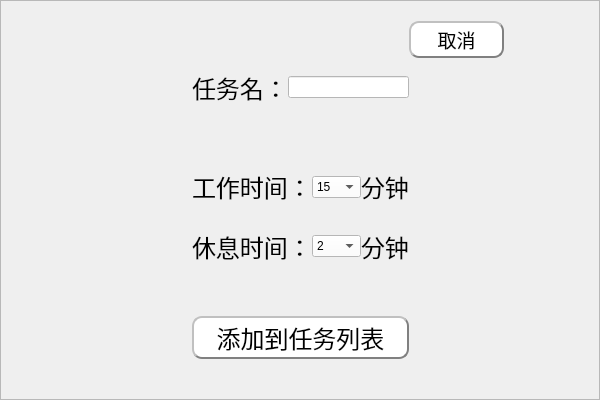
MeoRinLime/TomClock, file TomClock_QtCreator/screenUi/createmissionwindow.ui: the form before one commit.
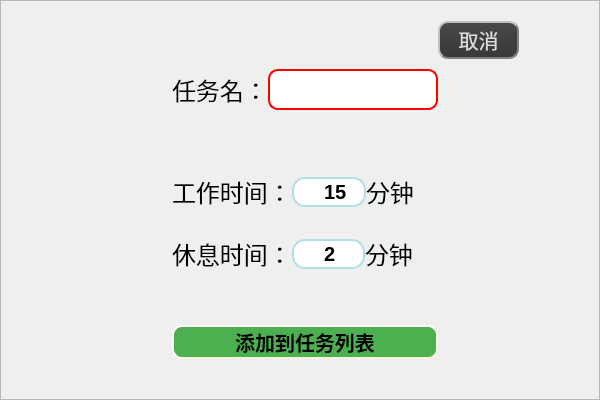
The form after the commit. Icons and pictures are not drawn.

```diff
--- a/TomClock_QtCreator/screenUi/createmissionwindow.ui
+++ b/TomClock_QtCreator/screenUi/createmissionwindow.ui
@@ -193,7 +193,8 @@
            </sizepolicy>
           </property>
           <property name="styleSheet">
-           <string notr="true">background-color: transparent;</string>
+           <string notr="true">background-color: transparent;
+font-size: 14px</string>
           </property>
           <property name="text">
            <string>&lt;html&gt;&lt;head/&gt;&lt;body&gt;&lt;p&gt;&lt;span style=&quot; font-size:18pt;&quot;&gt;任务名：&lt;/span&gt;&lt;/p&gt;&lt;/body&gt;&lt;/html&gt;</string>
@@ -209,8 +210,19 @@
            </sizepolicy>
           </property>
           <property name="styleSheet">
-           <string notr="true">font: 290 18pt &quot;微软雅黑 Light&quot;;
-background-color: rgb(255, 255, 255);</string>
+           <string notr="true">QLineEdit {
+	/* 外边框 */
+	border:2px solid red;
+	/* 倒角 */
+	border-radius: 10px;
+	/*  内边框:上下和左右的距离*/
+	padding: 10 8px;
+	/* 选中高亮背色 */
+	selection-background-color:blue;
+	min-width:150px;
+	min-height:17px;
+}
+</string>
           </property>
           <property name="text">
            <string/>
@@ -229,6 +241,11 @@
             <verstretch>0</verstretch>
            </sizepolicy>
           </property>
+          <property name="font">
+           <font>
+            <pointsize>11</pointsize>
+           </font>
+          </property>
           <property name="styleSheet">
            <string notr="true">background-color: transparent;</string>
           </property>
@@ -246,8 +263,26 @@
            </sizepolicy>
           </property>
           <property name="styleSheet">
-           <string notr="true">font: 290 18pt &quot;微软雅黑 Light&quot;;
-background-color: rgb(255, 255, 255);</string>
+           <string notr="true">QComboBox {
+    font-family: &quot;Microsoft YaHei&quot;;
+    font-size: 20px;
+    color: #000000;
+    font-weight: bold;
+    padding-left: 30px;
+    border-width: 2px;
+    border-style: solid;
+    border-color: #B0E0E6;
+    border-top-left-radius: 13px;
+    border-bottom-left-radius: 13px;
+    border-bottom-right-radius: 13px;
+    border-top-right-radius: 13px;
+}
+QComboBox::drop-down {
+    border: null;
+}
+QComboBox::down-arrow {
+    border: null;
+}</string>
           </property>
           <item>
            <property name="text">
@@ -314,12 +349,14 @@
         </property>
         <property name="font">
          <font>
-          <pointsize>14</pointsize>
+          <pointsize>15</pointsize>
          </font>
         </property>
         <property name="styleSheet">
-         <string notr="true">QPushButton{
-background-color: rgb(255, 255, 255);
+         <string notr="true">.QPushButton,.QToolButton{
+color:#DCDCDC;
+min-height:15px;
+background:qlineargradient(spread:pad,x1:0,y1:0,x2:0,y2:1,stop:0 #484848,stop:1 #383838);
 border:2px groove gray;
 border-radius:10px;
 padding:2px 4px;
@@ -368,18 +405,21 @@
          </property>
          <property name="font">
           <font>
-           <pointsize>18</pointsize>
+           <pointsize>-1</pointsize>
+           <italic>false</italic>
+           <bold>true</bold>
           </font>
          </property>
          <property name="styleSheet">
-          <string notr="true">
-
-QPushButton{
-background-color: rgb(255, 255, 255);
-border:2px groove gray;
-border-radius:10px;
-padding:2px 4px;
-border-style: outset;
+          <string notr="true">QPushButton {
+    background-color: #4CAF50;
+    border-style: outset;
+    border-width: 2px;
+    border-radius: 10px;
+    border-color: beige;
+    font: bold 20px;
+    min-width: 80px;
+    min-height: 30px;
 }
 
 QPushButton:hover{
@@ -434,6 +474,11 @@
             <verstretch>0</verstretch>
            </sizepolicy>
           </property>
+          <property name="font">
+           <font>
+            <pointsize>11</pointsize>
+           </font>
+          </property>
           <property name="styleSheet">
            <string notr="true">background-color: transparent;</string>
           </property>
@@ -451,8 +496,26 @@
            </sizepolicy>
           </property>
           <property name="styleSheet">
-           <string notr="true">font: 290 18pt &quot;微软雅黑 Light&quot;;
-background-color: rgb(255, 255, 255);</string>
+           <string notr="true">QComboBox {
+    font-family: &quot;Microsoft YaHei&quot;;
+    font-size: 20px;
+    color: #000000;
+    font-weight: bold;
+    padding-left: 30px;
+    border-width: 2px;
+    border-style: solid;
+    border-color: #B0E0E6;
+    border-top-left-radius: 13px;
+    border-bottom-left-radius: 13px;
+    border-bottom-right-radius: 13px;
+    border-top-right-radius: 13px;
+}
+QComboBox::drop-down {
+    border: null;
+}
+QComboBox::down-arrow {
+    border: null;
+}</string>
           </property>
           <item>
            <property name="text">
```
Left out of the diff: 36 changed lines with no effect on the pictures.
